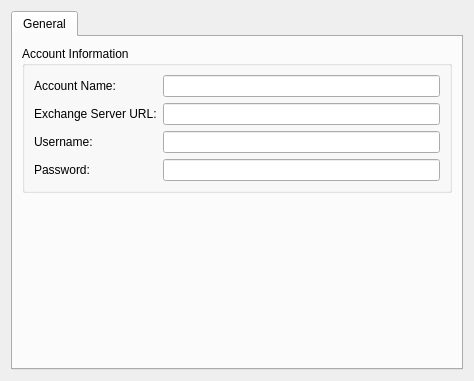
First picture: the form in configdialog.ui, repository KrissN/akonadi-ews, before the edit.
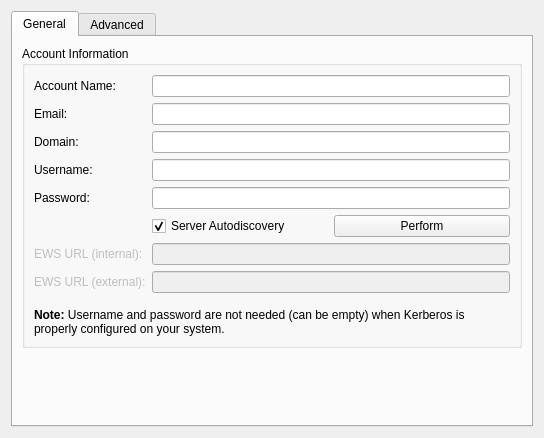
Second picture: the form after the edit. Custom widgets are drawn as their Qt base class.

Commit message:
Add new options to config dialog and settings
These include autodiscovery and event retrieval method.

The edit to the form file:
```diff
--- a/configdialog.ui
+++ b/configdialog.ui
@@ -6,8 +6,8 @@
    <rect>
     <x>0</x>
     <y>0</y>
-    <width>474</width>
-    <height>381</height>
+    <width>521</width>
+    <height>438</height>
    </rect>
   </property>
   <property name="windowTitle">
@@ -22,52 +22,190 @@
       </attribute>
       <layout class="QVBoxLayout" name="verticalLayout">
        <item>
-        <widget class="QGroupBox" name="groupBox">
+        <widget class="QGroupBox" name="accountInfoGroupBox">
+         <property name="minimumSize">
+          <size>
+           <width>500</width>
+           <height>0</height>
+          </size>
+         </property>
          <property name="title">
           <string>Account Information</string>
          </property>
-         <layout class="QFormLayout" name="formLayout">
-          <item row="0" column="0">
-           <widget class="QLabel" name="accountNameLabel">
-            <property name="text">
-             <string>Account Name:</string>
-            </property>
+         <layout class="QVBoxLayout" name="verticalLayout_3">
+          <item>
+           <widget class="QWidget" name="accountInfoContainer" native="true">
+            <layout class="QFormLayout" name="formLayout">
+             <property name="leftMargin">
+              <number>0</number>
+             </property>
+             <property name="topMargin">
+              <number>0</number>
+             </property>
+             <property name="rightMargin">
+              <number>0</number>
+             </property>
+             <item row="0" column="0">
+              <widget class="QLabel" name="accountNameLabel">
+               <property name="text">
+                <string>Account Name:</string>
+               </property>
+              </widget>
+             </item>
+             <item row="0" column="1">
+              <widget class="KLineEdit" name="accountName">
+               <property name="whatsThis">
+                <string>This is the account name that will appear in all Akonadi applications</string>
+               </property>
+              </widget>
+             </item>
+             <item row="1" column="0">
+              <widget class="QLabel" name="emailLabel">
+               <property name="text">
+                <string>Email:</string>
+               </property>
+              </widget>
+             </item>
+             <item row="1" column="1">
+              <widget class="KLineEdit" name="kcfg_Email">
+               <property name="whatsThis">
+                <string>The e-mail address of this account</string>
+               </property>
+              </widget>
+             </item>
+             <item row="3" column="1">
+              <widget class="KLineEdit" name="kcfg_Username">
+               <property name="whatsThis">
+                <string>&lt;html&gt;&lt;head/&gt;&lt;body&gt;&lt;p&gt;The username used to login to the Exchange server.&lt;/p&gt;&lt;p&gt;&lt;span style=&quot; font-weight:600;&quot;&gt;Note:&lt;/span&gt; This can be left empty when using Kerberos authentication.&lt;/p&gt;&lt;/body&gt;&lt;/html&gt;</string>
+               </property>
+              </widget>
+             </item>
+             <item row="3" column="0">
+              <widget class="QLabel" name="usernameLabel">
+               <property name="text">
+                <string>Username:</string>
+               </property>
+              </widget>
+             </item>
+             <item row="2" column="0">
+              <widget class="QLabel" name="domainLabel">
+               <property name="text">
+                <string>Domain:</string>
+               </property>
+              </widget>
+             </item>
+             <item row="2" column="1">
+              <widget class="KLineEdit" name="kcfg_Domain">
+               <property name="whatsThis">
+                <string>The Active Directory domain the user belongs to.</string>
+               </property>
+              </widget>
+             </item>
+             <item row="4" column="0">
+              <widget class="QLabel" name="passwordLabel">
+               <property name="text">
+                <string>Password:</string>
+               </property>
+              </widget>
+             </item>
+             <item row="4" column="1">
+              <widget class="KLineEdit" name="kcfg_Password">
+               <property name="whatsThis">
+                <string>&lt;html&gt;&lt;head/&gt;&lt;body&gt;&lt;p&gt;The password used to login to the Exchange server.&lt;/p&gt;&lt;p&gt;&lt;span style=&quot; font-weight:600;&quot;&gt;Note:&lt;/span&gt; This can be left empty when using Kerberos authentication.&lt;/p&gt;&lt;/body&gt;&lt;/html&gt;</string>
+               </property>
+               <property name="echoMode">
+                <enum>QLineEdit::Password</enum>
+               </property>
+              </widget>
+             </item>
+             <item row="5" column="1">
+              <widget class="QWidget" name="autodiscoveryContainer" native="true">
+               <layout class="QHBoxLayout" name="horizontalLayout_2">
+                <property name="leftMargin">
+                 <number>0</number>
+                </property>
+                <property name="topMargin">
+                 <number>0</number>
+                </property>
+                <property name="rightMargin">
+                 <number>0</number>
+                </property>
+                <property name="bottomMargin">
+                 <number>0</number>
+                </property>
+                <item>
+                 <widget class="QCheckBox" name="kcfg_AutoDiscovery">
+                  <property name="whatsThis">
+                   <string>&lt;html&gt;&lt;head/&gt;&lt;body&gt;&lt;p&gt;Attempts to find out the Microsoft Exchange server address relevant to the supplied e-mail address.&lt;/p&gt;&lt;/body&gt;&lt;/html&gt;</string>
+                  </property>
+                  <property name="text">
+                   <string>Server Autodiscovery</string>
+                  </property>
+                  <property name="checked">
+                   <bool>true</bool>
+                  </property>
+                 </widget>
+                </item>
+                <item>
+                 <widget class="QPushButton" name="autodiscoverButton">
+                  <property name="text">
+                   <string>Perform</string>
+                  </property>
+                 </widget>
+                </item>
+               </layout>
+              </widget>
+             </item>
+             <item row="6" column="0">
+              <widget class="QLabel" name="serverUrlLabel">
+               <property name="enabled">
+                <bool>false</bool>
+               </property>
+               <property name="text">
+                <string>EWS URL (internal):</string>
+               </property>
+              </widget>
+             </item>
+             <item row="6" column="1">
+              <widget class="KLineEdit" name="kcfg_BaseUrl">
+               <property name="enabled">
+                <bool>false</bool>
+               </property>
+               <property name="whatsThis">
+                <string>The Microsoft Exchange server URL used to send EWS requests.</string>
+               </property>
+              </widget>
+             </item>
+             <item row="7" column="0">
+              <widget class="QLabel" name="serverUrlExtLabel">
+               <property name="enabled">
+                <bool>false</bool>
+               </property>
+               <property name="text">
+                <string>EWS URL (external):</string>
+               </property>
+              </widget>
+             </item>
+             <item row="7" column="1">
+              <widget class="QLineEdit" name="kcfg_BaseUrlExt">
+               <property name="enabled">
+                <bool>false</bool>
+               </property>
+              </widget>
+             </item>
+            </layout>
            </widget>
           </item>
-          <item row="0" column="1">
-           <widget class="KLineEdit" name="accountName"/>
-          </item>
-          <item row="1" column="0">
-           <widget class="QLabel" name="serverUrlLabel">
+          <item>
+           <widget class="QLabel" name="kerberosNoteLabel">
             <property name="text">
-             <string>Exchange Server URL:</string>
+             <string>&lt;html&gt;&lt;head/&gt;&lt;body&gt;&lt;p&gt;&lt;span style=&quot; font-weight:600;&quot;&gt;Note:&lt;/span&gt; Username and password are not needed (can be empty) when Kerberos is properly configured on your system.&lt;/p&gt;&lt;/body&gt;&lt;/html&gt;</string>
             </property>
-           </widget>
-          </item>
-          <item row="1" column="1">
-           <widget class="KLineEdit" name="kcfg_BaseUrl"/>
-          </item>
-          <item row="2" column="0">
-           <widget class="QLabel" name="usernameLabel">
-            <property name="text">
-             <string>Username:</string>
+            <property name="scaledContents">
+             <bool>false</bool>
             </property>
-           </widget>
-          </item>
-          <item row="2" column="1">
-           <widget class="KLineEdit" name="kcfg_Username"/>
-          </item>
-          <item row="3" column="0">
-           <widget class="QLabel" name="passwordLabel">
-            <property name="text">
-             <string>Password:</string>
-            </property>
-           </widget>
-          </item>
-          <item row="3" column="1">
-           <widget class="KLineEdit" name="kcfg_Password">
-            <property name="echoMode">
-             <enum>QLineEdit::Password</enum>
+            <property name="wordWrap">
+             <bool>true</bool>
             </property>
            </widget>
           </item>
@@ -89,6 +227,105 @@
        </item>
       </layout>
      </widget>
+     <widget class="QWidget" name="tab">
+      <attribute name="title">
+       <string>Advanced</string>
+      </attribute>
+      <layout class="QVBoxLayout" name="verticalLayout_4">
+       <item>
+        <widget class="QGroupBox" name="retrievalMethodGroupBox">
+         <property name="title">
+          <string>Retrieval</string>
+         </property>
+         <layout class="QVBoxLayout" name="verticalLayout_2">
+          <item>
+           <widget class="QRadioButton" name="pollRadioButton">
+            <property name="whatsThis">
+             <string>&lt;html&gt;&lt;head/&gt;&lt;body&gt;&lt;p&gt;Periodically asks for new item change events.&lt;/p&gt;&lt;/body&gt;&lt;/html&gt;</string>
+            </property>
+            <property name="text">
+             <string>Po&amp;ll for new messages</string>
+            </property>
+           </widget>
+          </item>
+          <item>
+           <widget class="QWidget" name="pollIntervalWidget" native="true">
+            <property name="enabled">
+             <bool>false</bool>
+            </property>
+            <layout class="QFormLayout" name="formLayout_2">
+             <property name="leftMargin">
+              <number>48</number>
+             </property>
+             <property name="topMargin">
+              <number>0</number>
+             </property>
+             <property name="rightMargin">
+              <number>0</number>
+             </property>
+             <property name="bottomMargin">
+              <number>0</number>
+             </property>
+             <item row="1" column="1">
+              <widget class="QDoubleSpinBox" name="kcfg_PollInterval">
+               <property name="suffix">
+                <string> minutes</string>
+               </property>
+               <property name="decimals">
+                <number>1</number>
+               </property>
+               <property name="minimum">
+                <double>0.500000000000000</double>
+               </property>
+               <property name="singleStep">
+                <double>0.500000000000000</double>
+               </property>
+               <property name="value">
+                <double>1.000000000000000</double>
+               </property>
+              </widget>
+             </item>
+             <item row="1" column="0">
+              <widget class="QLabel" name="pollIntervalLabel">
+               <property name="text">
+                <string>Interval</string>
+               </property>
+              </widget>
+             </item>
+            </layout>
+           </widget>
+          </item>
+          <item>
+           <widget class="QRadioButton" name="streamingRadioButton">
+            <property name="whatsThis">
+             <string>&lt;html&gt;&lt;head/&gt;&lt;body&gt;&lt;p&gt;Streaming notifications behave similarly to push mode - a connection is kept alive and notifications about item changes are delivered instantly.&lt;/p&gt;&lt;p&gt;&lt;br/&gt;&lt;/p&gt;&lt;p&gt;This option requires Exchange server version 2010 SP1 or later.&lt;/p&gt;&lt;/body&gt;&lt;/html&gt;</string>
+            </property>
+            <property name="text">
+             <string>&amp;Use streaming notifications</string>
+            </property>
+            <property name="checked">
+             <bool>true</bool>
+            </property>
+           </widget>
+          </item>
+         </layout>
+        </widget>
+       </item>
+       <item>
+        <spacer name="verticalSpacer_2">
+         <property name="orientation">
+          <enum>Qt::Vertical</enum>
+         </property>
+         <property name="sizeHint" stdset="0">
+          <size>
+           <width>20</width>
+           <height>40</height>
+          </size>
+         </property>
+        </spacer>
+       </item>
+      </layout>
+     </widget>
     </widget>
    </item>
   </layout>
```
Left out of the diff: 105 changed lines with no effect on the pictures. The commit also changes 3 other files.
